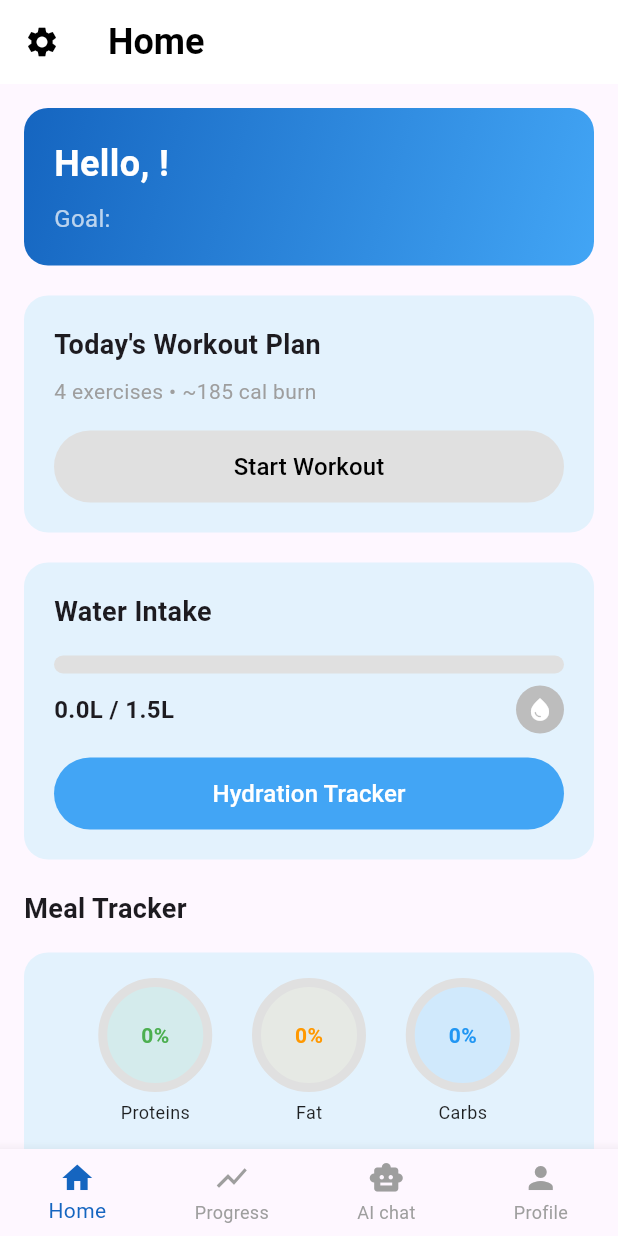
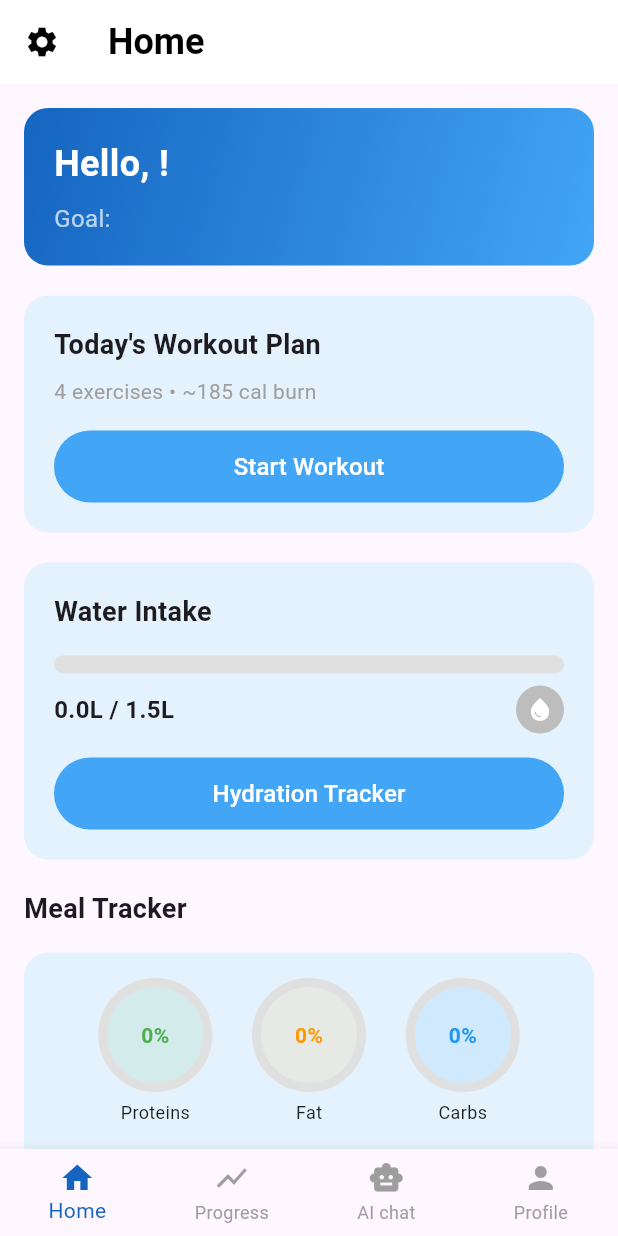
Before and after one commit to udarahansani/fitness_app, a Flutter app: the HomeScreen screen opened by its route, on a phone screen of 412 x 824 dp. Run offline on Flutter 3.47's test engine with Material 3 defaults, Android fonts, the phone set to English and light mode, and no system bars; our stand-ins replace cloud_firestore, firebase_auth, firebase_core, firebase_storage, fl_chart, google_sign_in and 1 more; accounts and stored records are empty.

Commit message:
home ui change

```diff
--- a/lib/screens/home/home_screen.dart
+++ b/lib/screens/home/home_screen.dart
@@ -360,8 +360,8 @@ class _HomeScreenState extends State<HomeScreen> {
                   );
                 },
                 style: ElevatedButton.styleFrom(
-                  backgroundColor: isCompleted ? Colors.green[300] : Colors.grey[300],
-                  foregroundColor: Colors.black,
+                  backgroundColor: isCompleted ? Colors.green : const Color(0xFF42A5F5),
+                  foregroundColor: Colors.white,
                   shape: RoundedRectangleBorder(
                     borderRadius: BorderRadius.circular(24),
                   ),
@@ -590,8 +590,8 @@ class _HomeScreenState extends State<HomeScreen> {
                         });
                       },
                       style: ElevatedButton.styleFrom(
-                        backgroundColor: Colors.grey[300],
-                        foregroundColor: Colors.black,
+                        backgroundColor: const Color(0xFF42A5F5),
+                        foregroundColor: Colors.white,
                         shape: RoundedRectangleBorder(
                           borderRadius: BorderRadius.circular(24),
                         ),
@@ -669,23 +669,11 @@ class _HomeScreenState extends State<HomeScreen> {
         final sleepQuality = sleepData?['quality'] ?? 0;
         final sleepHours = sleepDuration / 60.0;
 
-        return GestureDetector(
-          onTap: () {
-            Navigator.push(
-              context,
-              MaterialPageRoute(
-                builder: (context) => const SleepAnalyticsScreen(),
-              ),
-            ).then((_) {
-              // Refresh the home screen when returning from sleep analytics
-              _loadUserData();
-            });
-          },
-          child: Container(
+        return Container(
           width: double.infinity,
           padding: const EdgeInsets.all(20),
           decoration: BoxDecoration(
-              color: const Color(0xFFE1BEE7),
+            color: const Color(0xFFE3F2FD),
             borderRadius: BorderRadius.circular(16),
           ),
           child: Column(
@@ -706,16 +694,16 @@ class _HomeScreenState extends State<HomeScreen> {
                           sleepDuration > 0
                               ? 'Last night: ${SleepService.formatDuration(sleepDuration)}'
                               : 'Track your sleep',
-                            style: const TextStyle(fontSize: 14, color: Colors.white),
+                          style: const TextStyle(fontSize: 14, color: Colors.black87),
                         ),
                         Text(
                           sleepDuration > 0 ? 'Sleep quality score' : 'for better insights',
-                            style: const TextStyle(fontSize: 14, color: Colors.white),
+                          style: const TextStyle(fontSize: 14, color: Colors.black87),
                         ),
                         if (sleepDuration > 0)
                           Text(
                             SleepService.getSleepQualityText(sleepQuality),
-                              style: const TextStyle(fontSize: 14, color: Colors.white),
+                            style: const TextStyle(fontSize: 14, color: Colors.black87),
                           ),
                       ],
                     ),
@@ -728,8 +716,8 @@ class _HomeScreenState extends State<HomeScreen> {
                         CircularProgressIndicator(
                           value: sleepQuality / 100,
                           strokeWidth: 8,
-                            backgroundColor: Colors.white.withValues(alpha: 0.3),
-                            valueColor: const AlwaysStoppedAnimation<Color>(Colors.white),
+                          backgroundColor: Colors.grey[300],
+                          valueColor: const AlwaysStoppedAnimation<Color>(Color(0xFF42A5F5)),
                         ),
                         Center(
                           child: Text(
@@ -737,7 +725,7 @@ class _HomeScreenState extends State<HomeScreen> {
                             style: const TextStyle(
                               fontSize: 16,
                               fontWeight: FontWeight.bold,
-                                color: Colors.white,
+                              color: Color(0xFF42A5F5),
                             ),
                           ),
                         ),
@@ -746,8 +734,39 @@ class _HomeScreenState extends State<HomeScreen> {
                   ),
                 ],
               ),
+              const SizedBox(height: 16),
+              Center(
+                child: SizedBox(
+                  width: double.infinity,
+                  height: 48,
+                  child: ElevatedButton(
+                    onPressed: () {
+                      Navigator.push(
+                        context,
+                        MaterialPageRoute(
+                          builder: (context) => const SleepAnalyticsScreen(),
+                        ),
+                      ).then((_) {
+                        // Refresh the home screen when returning from sleep analytics
+                        _loadUserData();
+                      });
+                    },
+                    style: ElevatedButton.styleFrom(
+                      backgroundColor: const Color(0xFF42A5F5),
+                      foregroundColor: Colors.white,
+                      shape: RoundedRectangleBorder(
+                        borderRadius: BorderRadius.circular(24),
+                      ),
+                      elevation: 0,
+                    ),
+                    child: const Text(
+                      'Sleep Analytics',
+                      style: TextStyle(fontSize: 16, fontWeight: FontWeight.w500),
+                    ),
+                  ),
+                ),
+              ),
             ],
-            ),
           ),
         );
       },
```
Lines whose indentation alone changed are shown as unchanged.
